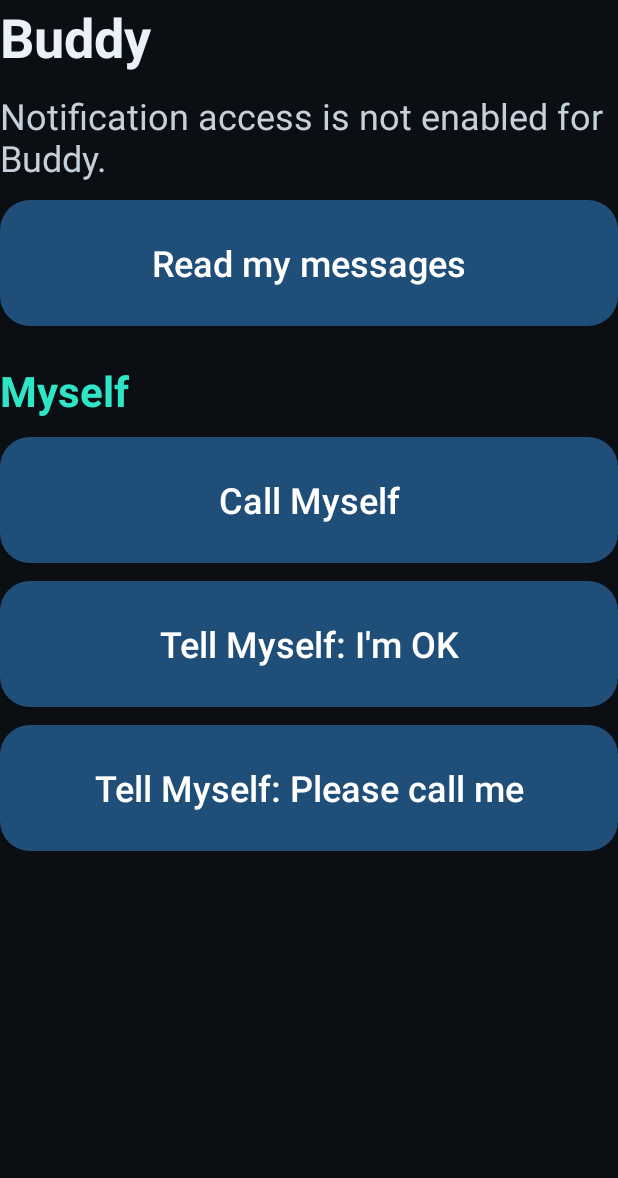
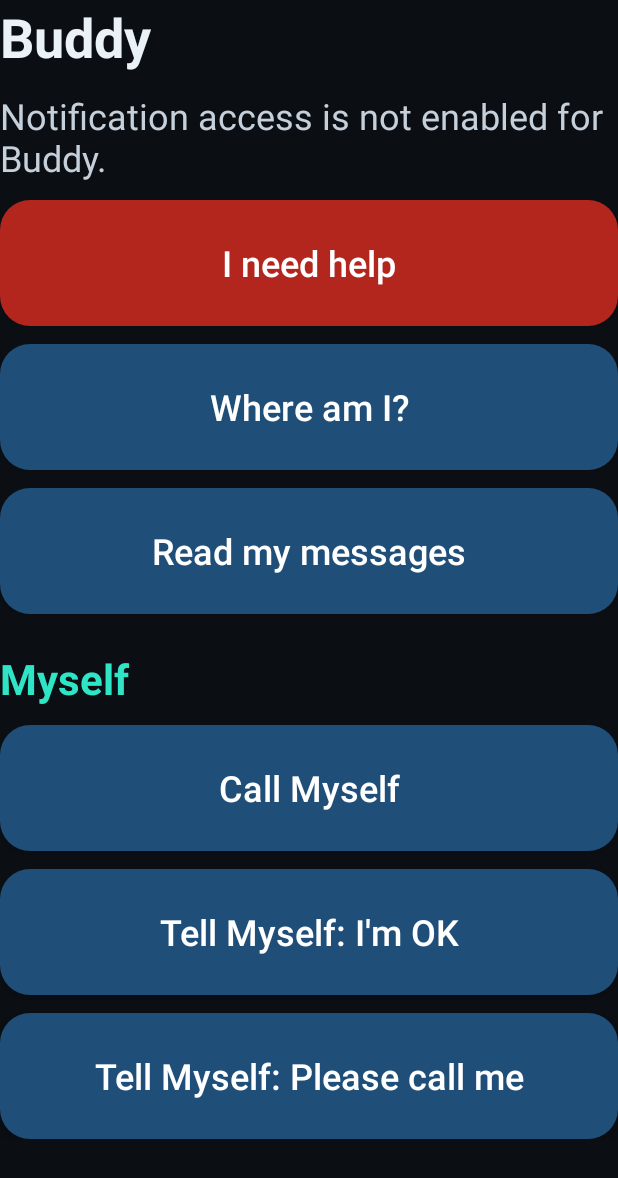
Before and after one commit to sreeram2506/buddy, an Android app: the SimpleModeActivity screen opened directly, with no data from a screen before it, after a tap on "Read my messages", on a phone screen of 412 x 824 dp. Shown: the top 1178 px of the screen. Run offline under Robolectric (Android 15) with nearby library versions, the phone set to English and light mode, and no system bars; network calls fail; 2 other taps on this screen came first.

Commit message:
Simple mode: I need help (SOS) and Where am I buttons
Co-Authored-By: Claude Sonnet 5.5 <noreply@anthropic.com>

```diff
--- a/app/src/main/java/com/sreeram/jarvis/SimpleModeActivity.kt
+++ b/app/src/main/java/com/sreeram/jarvis/SimpleModeActivity.kt
@@ -39,6 +39,9 @@ object SimpleMode {
             r.startsWith("No contact matching", true) -> "I could not find that person in your contacts."
             r.contains("permission", true) && r.contains("contacts", true) -> "Buddy needs permission to see your contacts. Please ask someone to allow it in Settings."
             r.contains("no longer waiting", true) -> "That was already answered."
+            r.startsWith("No emergency contacts are set", true) -> "No helper has been chosen yet. Please ask someone to add one in Buddy settings."
+            r.contains("SMS permission is not granted", true) -> "Buddy is not allowed to send texts. Please ask someone to allow it in Settings."
+            r.startsWith("I can't get your location", true) -> "I cannot find where you are. Please check that location is turned on."
             else -> r
         }
     }
@@ -103,6 +106,8 @@ class SimpleModeActivity : AppCompatActivity() {
         status = text("Tap a button.", 24f, "#C5D0DB")
         page.addView(status, spaced())
 
+        page.addView(big("I need help", "#B3261E") { help() }, spaced())
+        page.addView(big("Where am I?", "#1F4E79") { run("Finding where you are") { actions.run("where_am_i", JSONObject()) } }, spaced())
         page.addView(big("Read my messages", "#1F4E79") { run("Reading your messages") { actions.run("read_messages", JSONObject()) } }, spaced())
 
         for (name in SimpleMode.contacts(getSharedPreferences("jarvis", Context.MODE_PRIVATE).getString(SimpleMode.CONTACTS_KEY, SimpleMode.DEFAULT_CONTACTS))) {
@@ -120,6 +125,12 @@ class SimpleModeActivity : AppCompatActivity() {
         askBox.visibility = View.GONE
         if (!yes) { Approvals.cancel(o.id); ActivityLog.add(applicationContext, "Cancelled on the big screen: ${o.title}"); say("Cancelled. Nothing was done."); return }
         run("Doing it") { Approvals.approve(o.id).also { ActivityLog.add(applicationContext, "Approved on the big screen: $it") } }
+    }
+
+    // Texts the emergency contacts with the location, after the same Yes/No as everything else.
+    private fun help() = run("Getting help ready") {
+        val r = actions.run("prepare_sos", JSONObject())
+        if (Approvals.current() != null) ASK else r
     }
 
     private fun call(name: String) = run("Finding $name") {
```
Also changed, not shown: 1 other file.
